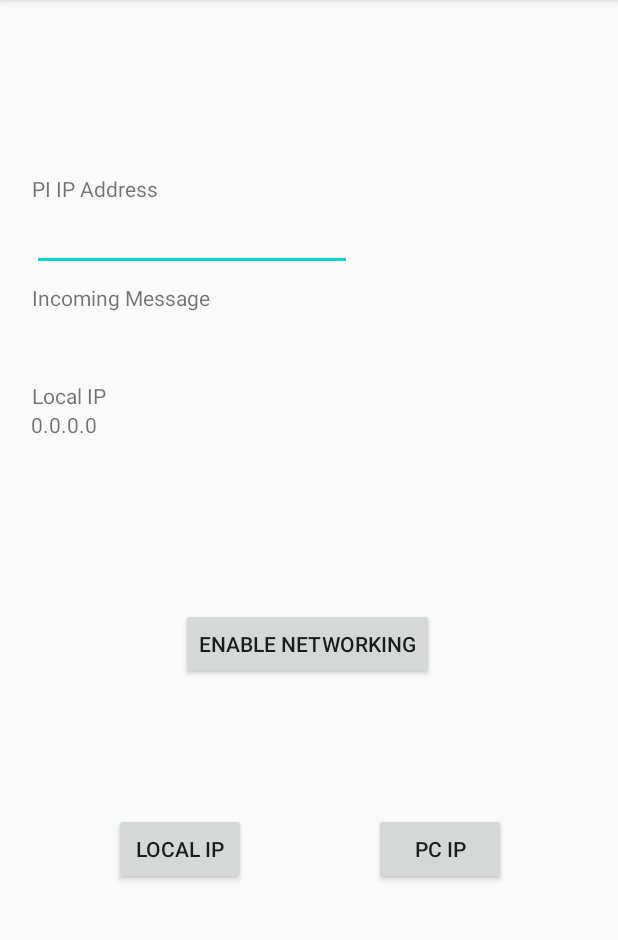
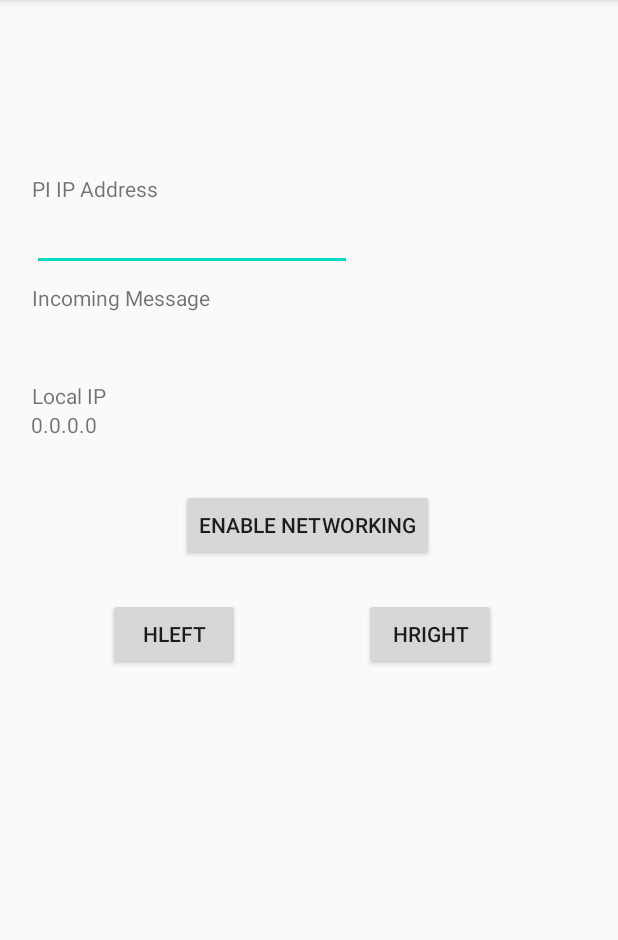
Before and after one commit to Super-Original-Username/csci-455, an Android app: the NetworkActivity screen opened directly, with no data from a screen before it, after a tap on "ENABLE NETWORKING", on a phone screen of 412 x 824 dp, the part 84-1024 px from its top. Run offline under Robolectric (Android 15) with nearby library versions, the light colour scheme and no system bars; 2 statements that could not run were skipped.

Commit message:
memento mori

```diff
--- a/android/app/src/main/java/com/example/networkedtts/NetworkActivity.java
+++ b/android/app/src/main/java/com/example/networkedtts/NetworkActivity.java
@@ -2,15 +2,11 @@ package com.example.networkedtts;
 
 import androidx.appcompat.app.AppCompatActivity;
 
-import android.annotation.SuppressLint;
-import android.content.Context;
 import android.net.wifi.WifiInfo;
 import android.net.wifi.WifiManager;
 import android.os.Bundle;
 import android.os.Handler;
-import android.os.Looper;
 import android.os.Message;
-import android.util.Log;
 import android.view.View;
 import android.widget.Button;
 import android.widget.TextView;
@@ -18,22 +14,16 @@ import android.widget.Toast;
 
 import java.io.BufferedReader;
 import java.io.DataInputStream;
-import java.io.DataOutput;
 import java.io.DataOutputStream;
 import java.io.IOException;
-import java.io.InputStreamReader;
 import java.io.PrintWriter;
-import java.net.Inet4Address;
 import java.net.InetAddress;
 import java.net.InetSocketAddress;
-import java.net.NetworkInterface;
 import java.net.ServerSocket;
 import java.net.Socket;
-import java.net.SocketException;
 import java.net.UnknownHostException;
 import java.nio.ByteBuffer;
 import java.nio.ByteOrder;
-import java.util.Enumeration;
 
 public class NetworkActivity extends AppCompatActivity implements View.OnClickListener {
     //ServerSocket ss;
@@ -80,11 +70,11 @@ public class NetworkActivity extends AppCompatActivity implements View.OnClickLi
             Toast.makeText(this, servSock.getLocalSocketAddress().toString(), Toast.LENGTH_SHORT).show();
         } catch (Exception e) {
         }
-        /*
-        Button locip = (Button) findViewById(R.id.locip_but);
-        Button pcip = (Button) findViewById(R.id.pcip_but);
-        locip.setOnClickListener(this);
-        pcip.setOnClickListener(this);*/
+
+        Button hleft = (Button) findViewById(R.id.hleft_btn);
+        Button hright = (Button) findViewById(R.id.hright_btn);
+        hleft.setOnClickListener(this);
+        hright.setOnClickListener(this);
     }
 
     /*Self- explanatory. Grabs IP, which is mostly just used for the app interface*/
@@ -121,6 +111,7 @@ public class NetworkActivity extends AppCompatActivity implements View.OnClickLi
 
     public void onClick(View v) {
         String temp = "unitialized";
+        Thread sn;
         switch (v.getId()) {
             case R.id.on_button:
                 //String oSock = (String) piIP.getText();
@@ -128,6 +119,14 @@ public class NetworkActivity extends AppCompatActivity implements View.OnClickLi
                 Thread st = new Thread(new ServThread());
                 st.start();
                 //s.start();
+                break;
+            case R.id.hleft_btn:
+                sn = new Thread(new Sender("hl"));
+                sn.start();
+                break;
+            case R.id.hright_btn:
+                sn = new Thread(new Sender("hr"));
+                sn.start();
                 break;
             /*
             case R.id.locip_but:
@@ -156,15 +155,16 @@ public class NetworkActivity extends AppCompatActivity implements View.OnClickLi
     }
 
     private class ServThread implements Runnable{
+        //Socket sock;
         public void run(){
             //try{
               //  servSock = new ServerSocket(PORT);
                 //boolean con = false;
                 //while(!con) {
-                    try {
-                        sock = servSock.accept();
-                    }catch(Exception e){e.printStackTrace();}
                 //}
+            try {
+                sock = servSock.accept();
+            }catch(Exception e){e.printStackTrace();}
                 //Toast.makeText(this, sock.getInetAddress() + "connected", Toast.LENGTH_SHORT).show();
                 listen = new Listener(sock);
                 listen.start();
@@ -172,6 +172,11 @@ public class NetworkActivity extends AppCompatActivity implements View.OnClickLi
        // }catch(Exception e){
         //        Log.v("big","failed to initialize server socket");}
         }
+
+        void makeSendGo(String s){
+            new Sender(s).start();
+        }
+
     }
 
 
@@ -192,7 +197,7 @@ public class NetworkActivity extends AppCompatActivity implements View.OnClickLi
                     newFromClient = inFromClient.readLine();
                     if (!lastFromClient.equals(newFromClient)) {
                         lastFromClient = newFromClient;
-                        msgIn.setText(lastFromClient);
+                        //msgIn.setText(lastFromClient);
                         speak(lastFromClient);
                     }
                 }
@@ -213,9 +218,10 @@ public class NetworkActivity extends AppCompatActivity implements View.OnClickLi
         Handler handler;
         DataOutputStream dOut;
         String msg;
+        PrintWriter w;
 
-        Sender(Socket sock, String message) {
-            Socket socket = sock;
+        Sender(String message) {
+            //Socket socket = sock;
             msg = message;
             try {
                 dOut = new DataOutputStream(sock.getOutputStream());
@@ -225,15 +231,21 @@ public class NetworkActivity extends AppCompatActivity implements View.OnClickLi
 
 
         public void run() {
+            try {
+                w = new PrintWriter(sock.getOutputStream(), true);
+            }catch(Exception e){}
+            //writer.write("Hello user 1");
             //Looper.prepare(); // Thread-safe infinite looping function start
             //handler = new Handler(){ //handler. Handles messages from other threads
             //public void handleMessage(Message msg){ //if there is a message from the calling thread, this gets called
             //String response = msg.getData().getString("TT"); //grabs the message from the calling thread
-            try {
-                dOut.writeByte(1);
+
+                msg += "\n";
+                w.write(msg);
+                /*dOut.writeByte(1);
                 dOut.writeUTF(msg); // calls makeTalkDo with the message grabbed in the previous step
-            } catch (IOException e) {
-            }
+                dOut.flush();*/
+
         }
 
             //Looper.loop(); // 'end' of the loop. Signals that the loop must keep on looping
--- a/android/app/src/main/res/layout/activity_network.xml
+++ b/android/app/src/main/res/layout/activity_network.xml
@@ -39,29 +39,29 @@
         app:layout_constraintHorizontal_bias="0.497"
         app:layout_constraintStart_toStartOf="parent"
         app:layout_constraintTop_toBottomOf="@+id/msg_box"
-        app:layout_constraintVertical_bias="0.347" />
+        app:layout_constraintVertical_bias="0.183" />
 
     <Button
-        android:id="@+id/pcip_but"
+        android:id="@+id/hright_btn"
         android:layout_width="wrap_content"
         android:layout_height="wrap_content"
-        android:text="PC IP"
+        android:text="hright"
         app:layout_constraintBottom_toBottomOf="parent"
         app:layout_constraintEnd_toEndOf="parent"
-        app:layout_constraintHorizontal_bias="0.534"
-        app:layout_constraintStart_toEndOf="@+id/locip_but"
+        app:layout_constraintHorizontal_bias="0.503"
+        app:layout_constraintStart_toEndOf="@+id/hleft_btn"
         app:layout_constraintTop_toBottomOf="@+id/on_button"
-        app:layout_constraintVertical_bias="0.333" />
+        app:layout_constraintVertical_bias="0.072" />
 
     <Button
-        android:id="@+id/locip_but"
+        android:id="@+id/hleft_btn"
         android:layout_width="wrap_content"
         android:layout_height="wrap_content"
-        android:layout_marginStart="76dp"
-        android:text="Local IP"
-        app:layout_constraintBottom_toBottomOf="@+id/pcip_but"
+        android:layout_marginStart="72dp"
+        android:text="hLeft"
+        app:layout_constraintBottom_toBottomOf="@+id/hright_btn"
         app:layout_constraintStart_toStartOf="parent"
-        app:layout_constraintTop_toTopOf="@+id/pcip_but"
+        app:layout_constraintTop_toTopOf="@+id/hright_btn"
         app:layout_constraintVertical_bias="0.0" />
 
     <EditText
```
